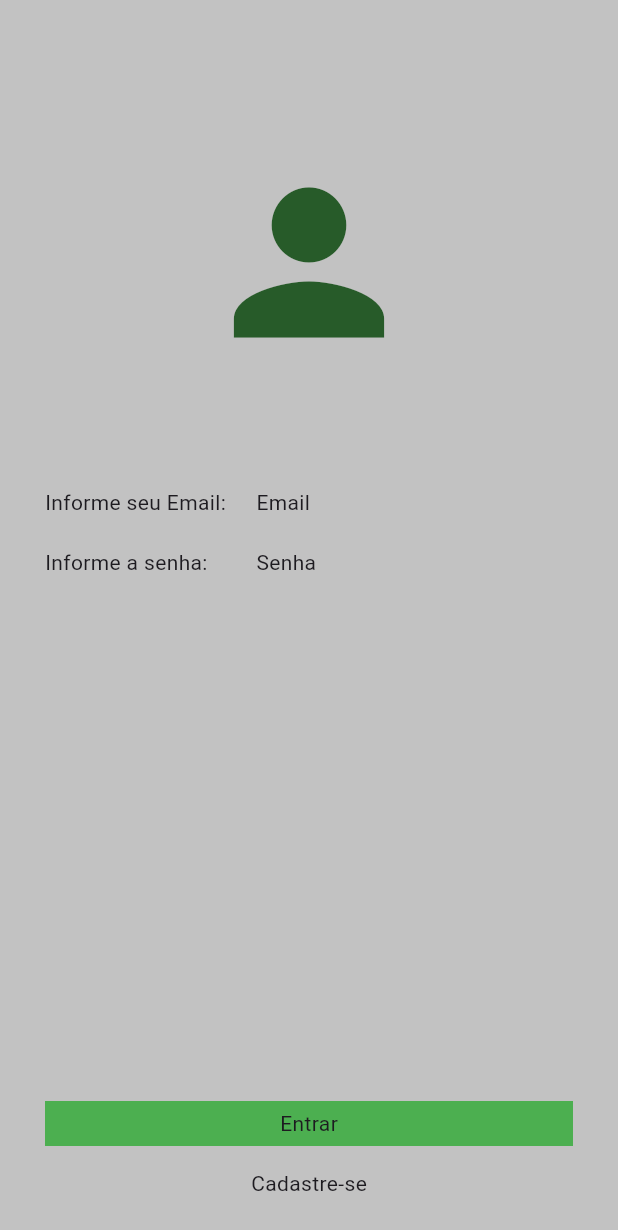
After one commit to leofsousa/flutter-project-dio, a Flutter app: the screen it shows after launch, on a phone screen of 412 x 824 dp. The commit adds this screen. Shown: the top 1230 px of the screen. Run offline on Flutter 3.47's test engine with Material 3 defaults, Android fonts, the phone set to English and light mode, and no system bars.

Commit message:
Login Screen Finalizada

```diff
--- a/flutter_apk_1/lib/my_app.dart
+++ b/flutter_apk_1/lib/my_app.dart
@@ -1,4 +1,5 @@
 import 'package:flutter/material.dart';
+import 'package:flutter_apk_1/pages/login_page.dart';
 
 import 'pages/home_page.dart';
 
@@ -15,7 +16,7 @@ class MyApp extends StatelessWidget {
           color: Colors.red
         )
       ),
-      home: const HomePage(),
+      home: const LoginPage(),
     );
   }
 }
--- /dev/null
+++ b/flutter_apk_1/lib/pages/login_page.dart
@@ -0,0 +1,77 @@
+import 'package:flutter/material.dart';
+
+class LoginPage extends StatefulWidget {
+  const LoginPage({super.key});
+
+  @override
+  State<LoginPage> createState() => _LoginPageState();
+}
+
+class _LoginPageState extends State<LoginPage> {
+  @override
+  Widget build(BuildContext context) {
+    return SafeArea(
+      child: Scaffold(
+        backgroundColor: const Color.fromARGB(255, 194, 194, 194),
+        body: SizedBox(
+          width: double.infinity,
+          child: Column(
+            crossAxisAlignment: CrossAxisAlignment.center,
+            children: [
+              const SizedBox(height: 100,),
+              const Icon(
+                Icons.person,
+                size: 150,
+                color: Color.fromARGB(255, 39, 91, 41)
+                ),
+              const SizedBox(height: 70,),
+              Container(
+                alignment: Alignment.center,
+                width: double.infinity,
+                margin: const EdgeInsets.symmetric(horizontal: 30),
+                height: 30,
+                child: const Row(
+                  children: [
+                    Expanded(flex: 2, child: Text("Informe seu Email: ")),
+                    Expanded(flex:3, child: Text("Email")),
+                  ],
+                ),
+                ),
+              const SizedBox(height: 10,),
+              Container(
+                alignment: Alignment.center,
+                width: double.infinity,
+                margin: const EdgeInsets.symmetric(horizontal: 30),
+                height: 30,
+                child: const Row(
+                  children: [
+                    Expanded(flex: 2, child: Text("Informe a senha: ")),
+                    Expanded(flex: 3,child: Text("Senha"))
+                  ],
+                ),
+                ),
+              Expanded(child: Container()),
+              Container(
+                alignment: Alignment.center,
+                width: double.infinity,
+                margin: const EdgeInsets.symmetric(horizontal: 30),
+                color: Colors.green,
+                height: 30,
+                child: Text("Entrar"),
+                ),
+                const SizedBox(height: 10),
+                Container(
+                alignment: Alignment.center,
+                width: double.infinity,
+                margin: const EdgeInsets.symmetric(horizontal: 30),
+                height: 30,
+                child: Text("Cadastre-se"),
+                ),
+              const SizedBox(height: 20,),
+            ],
+          ),
+        ),
+      ),
+    );
+  }
+}
```
